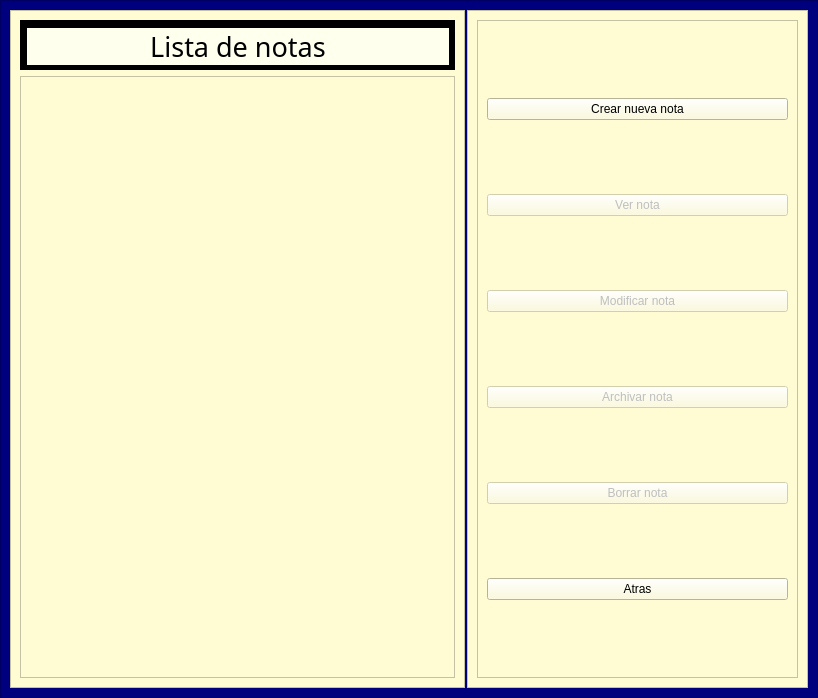
Old version of the form anotador/Visual/Ventana_pagina.ui in the repository AdrianPerdomoE/Proyecto_Anotador.
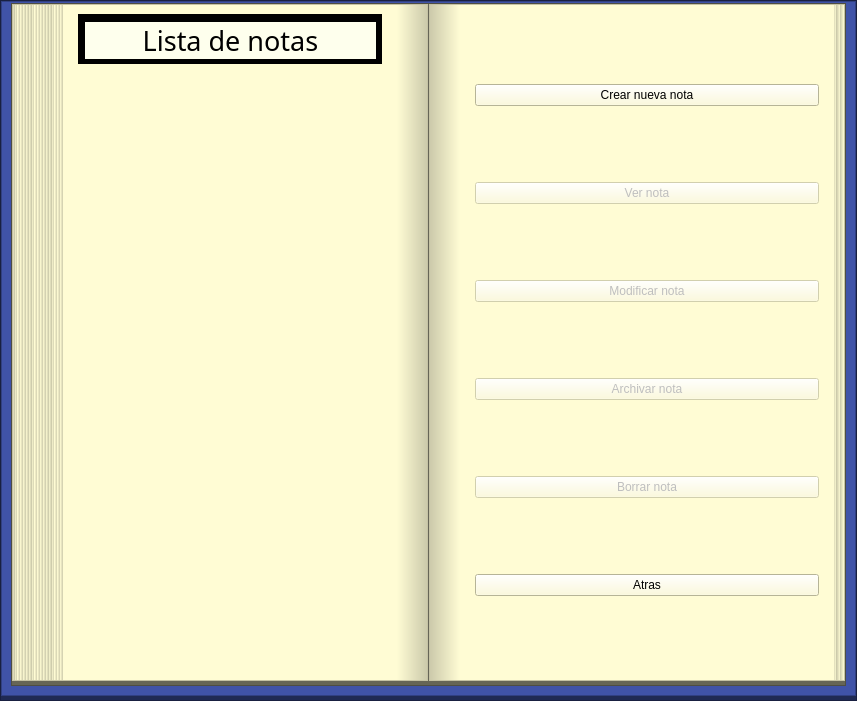
New version of the form.

Commit message: Avance 3 9/10/2021 Implementacion estilo de libro a las ventanas

```diff
--- a/anotador/Visual/Ventana_pagina.ui
+++ b/anotador/Visual/Ventana_pagina.ui
@@ -6,8 +6,8 @@
    <rect>
     <x>0</x>
     <y>0</y>
-    <width>818</width>
-    <height>698</height>
+    <width>857</width>
+    <height>701</height>
    </rect>
   </property>
   <property name="windowTitle">
@@ -31,14 +31,8 @@
    </property>
    <item>
     <widget class="QFrame" name="frame">
-     <property name="minimumSize">
-      <size>
-       <width>800</width>
-       <height>680</height>
-      </size>
-     </property>
      <property name="styleSheet">
-      <string notr="true">background-color: rgb(0, 0, 127);</string>
+      <string notr="true">background-color: rgb(32, 42, 84);</string>
      </property>
      <property name="frameShape">
       <enum>QFrame::StyledPanel</enum>
@@ -46,14 +40,26 @@
      <property name="frameShadow">
       <enum>QFrame::Raised</enum>
      </property>
-     <layout class="QHBoxLayout" name="horizontalLayout">
+     <layout class="QVBoxLayout" name="verticalLayout_5">
       <property name="spacing">
-       <number>2</number>
+       <number>0</number>
+      </property>
+      <property name="leftMargin">
+       <number>0</number>
+      </property>
+      <property name="topMargin">
+       <number>0</number>
+      </property>
+      <property name="rightMargin">
+       <number>0</number>
+      </property>
+      <property name="bottomMargin">
+       <number>4</number>
       </property>
       <item>
        <widget class="QFrame" name="frame_2">
         <property name="styleSheet">
-         <string notr="true">background-color: rgb(255, 252, 212);</string>
+         <string notr="true">background-color: rgb(64, 83, 168);</string>
         </property>
         <property name="frameShape">
          <enum>QFrame::StyledPanel</enum>
@@ -62,8 +68,125 @@
          <enum>QFrame::Raised</enum>
         </property>
         <layout class="QVBoxLayout" name="verticalLayout_2">
+         <property name="spacing">
+          <number>2</number>
+         </property>
+         <property name="sizeConstraint">
+          <enum>QLayout::SetNoConstraint</enum>
+         </property>
+         <property name="leftMargin">
+          <number>9</number>
+         </property>
+         <property name="topMargin">
+          <number>1</number>
+         </property>
+         <property name="rightMargin">
+          <number>9</number>
+         </property>
+         <property name="bottomMargin">
+          <number>9</number>
+         </property>
          <item>
-          <widget class="QFrame" name="frame_5">
+          <widget class="QFrame" name="frame_16">
+           <property name="styleSheet">
+            <string notr="true">background-color: rgb(102, 101, 86);</string>
+           </property>
+           <property name="frameShape">
+            <enum>QFrame::StyledPanel</enum>
+           </property>
+           <property name="frameShadow">
+            <enum>QFrame::Plain</enum>
+           </property>
+           <layout class="QHBoxLayout" name="horizontalLayout_4">
+            <property name="spacing">
+             <number>1</number>
+            </property>
+            <property name="leftMargin">
+             <number>0</number>
+            </property>
+            <property name="topMargin">
+             <number>0</number>
+            </property>
+            <property name="rightMargin">
+             <number>0</number>
+            </property>
+            <property name="bottomMargin">
+             <number>4</number>
+            </property>
+            <item>
+             <widget class="QFrame" name="frame_3">
+              <property name="styleSheet">
+               <string notr="true">background-color: rgb(255, 252, 212);</string>
+              </property>
+              <property name="frameShape">
+               <enum>QFrame::StyledPanel</enum>
+              </property>
+              <property name="frameShadow">
+               <enum>QFrame::Raised</enum>
+              </property>
+              <layout class="QHBoxLayout" name="horizontalLayout_3">
+               <property name="leftMargin">
+                <number>0</number>
+               </property>
+               <property name="topMargin">
+                <number>0</number>
+               </property>
+               <property name="rightMargin">
+                <number>0</number>
+               </property>
+               <property name="bottomMargin">
+                <number>0</number>
+               </property>
+               <item>
+                <widget class="QFrame" name="frame_11">
+                 <property name="minimumSize">
+                  <size>
+                   <width>0</width>
+                   <height>0</height>
+                  </size>
+                 </property>
+                 <property name="styleSheet">
+                  <string notr="true">background-color: qlineargradient(spread:repeat,   x1:0.943, y1:1, x2:1, y2:1, stop:0 rgba(255, 252, 212, 255), stop:1 rgba(204, 202, 171, 255));</string>
+                 </property>
+                 <property name="frameShape">
+                  <enum>QFrame::NoFrame</enum>
+                 </property>
+                 <property name="frameShadow">
+                  <enum>QFrame::Raised</enum>
+                 </property>
+                 <layout class="QVBoxLayout" name="verticalLayout_18">
+                  <property name="spacing">
+                   <number>0</number>
+                  </property>
+                  <property name="leftMargin">
+                   <number>50</number>
+                  </property>
+                  <property name="topMargin">
+                   <number>0</number>
+                  </property>
+                  <property name="rightMargin">
+                   <number>0</number>
+                  </property>
+                  <property name="bottomMargin">
+                   <number>0</number>
+                  </property>
+                 </layout>
+                </widget>
+               </item>
+               <item>
+                <widget class="QFrame" name="frame_6">
+                 <property name="styleSheet">
+                  <string notr="true">background-color: rgb(255, 252, 212);</string>
+                 </property>
+                 <property name="frameShape">
+                  <enum>QFrame::NoFrame</enum>
+                 </property>
+                 <property name="frameShadow">
+                  <enum>QFrame::Raised</enum>
+                 </property>
+                 <layout class="QVBoxLayout" name="verticalLayout_7">
+                  <item>
+                   <widget class="QFrame" name="frame_8">
            <property name="minimumSize">
             <size>
              <width>0</width>
@@ -79,7 +202,7 @@
            <property name="frameShadow">
             <enum>QFrame::Raised</enum>
            </property>
-           <layout class="QVBoxLayout" name="verticalLayout_5">
+                    <layout class="QVBoxLayout" name="verticalLayout_8">
             <property name="spacing">
              <number>5</number>
             </property>
@@ -96,7 +219,7 @@
              <number>4</number>
             </property>
             <item>
-             <widget class="QLabel" name="labelNotas">
+                      <widget class="QLabel" name="labelNotas_2">
               <property name="font">
                <font>
                 <family>Lucida Handwriting</family>
@@ -122,10 +245,16 @@
           </widget>
          </item>
          <item>
-          <widget class="QListView" name="listViewNotas">
+                   <widget class="QListView" name="listViewNotas_2">
            <property name="styleSheet">
             <string notr="true">font: 16pt &quot;Lucida Handwriting&quot;;</string>
            </property>
+                    <property name="frameShape">
+                     <enum>QFrame::NoFrame</enum>
+                    </property>
+                    <property name="flow">
+                     <enum>QListView::TopToBottom</enum>
+                    </property>
            <property name="viewMode">
             <enum>QListView::IconMode</enum>
            </property>
@@ -138,38 +267,115 @@
        </widget>
       </item>
       <item>
-       <widget class="QFrame" name="frame_3">
+                <widget class="QFrame" name="frame_15">
         <property name="minimumSize">
          <size>
-          <width>341</width>
+                   <width>30</width>
           <height>0</height>
          </size>
         </property>
         <property name="styleSheet">
-         <string notr="true">background-color: rgb(255, 252, 212);</string>
+                  <string notr="true">background-color: qlineargradient(spread:pad, x1:0, y1:1, x2:1, y2:1, stop:0 rgba(255, 252, 212, 255), stop:1 rgba(204, 202, 171, 255));</string>
         </property>
         <property name="frameShape">
-         <enum>QFrame::StyledPanel</enum>
+                  <enum>QFrame::NoFrame</enum>
         </property>
         <property name="frameShadow">
          <enum>QFrame::Raised</enum>
         </property>
-        <layout class="QVBoxLayout" name="verticalLayout_3">
+                </widget>
+               </item>
+              </layout>
+             </widget>
+            </item>
          <item>
           <widget class="QFrame" name="frame_4">
            <property name="minimumSize">
             <size>
+                <width>0</width>
+                <height>0</height>
+               </size>
+              </property>
+              <property name="styleSheet">
+               <string notr="true">background-color: rgb(255, 252, 212);</string>
+              </property>
+              <property name="frameShape">
+               <enum>QFrame::StyledPanel</enum>
+              </property>
+              <property name="frameShadow">
+               <enum>QFrame::Raised</enum>
+              </property>
+              <property name="lineWidth">
+               <number>0</number>
+              </property>
+              <layout class="QHBoxLayout" name="horizontalLayout_2">
+               <property name="leftMargin">
+                <number>0</number>
+               </property>
+               <property name="topMargin">
+                <number>0</number>
+               </property>
+               <property name="rightMargin">
+                <number>0</number>
+               </property>
+               <property name="bottomMargin">
+                <number>0</number>
+               </property>
+               <item>
+                <widget class="QFrame" name="frame_12">
+                 <property name="sizePolicy">
+                  <sizepolicy hsizetype="MinimumExpanding" vsizetype="Preferred">
+                   <horstretch>0</horstretch>
+                   <verstretch>0</verstretch>
+                  </sizepolicy>
+                 </property>
+                 <property name="minimumSize">
+                  <size>
+                   <width>30</width>
+                   <height>0</height>
+                  </size>
+                 </property>
+                 <property name="maximumSize">
+                  <size>
+                   <width>0</width>
+                   <height>16777215</height>
+                  </size>
+                 </property>
+                 <property name="styleSheet">
+                  <string notr="true">background-color: qlineargradient(spread:pad, x1:0, y1:1, x2:1, y2:1, stop:0 rgba(204, 202, 171, 255), stop:1 rgba(255, 252, 212, 255));</string>
+                 </property>
+                 <property name="frameShape">
+                  <enum>QFrame::NoFrame</enum>
+                 </property>
+                 <property name="frameShadow">
+                  <enum>QFrame::Raised</enum>
+                 </property>
+                </widget>
+               </item>
+               <item>
+                <widget class="QFrame" name="frame_9">
+                 <property name="sizePolicy">
+                  <sizepolicy hsizetype="Expanding" vsizetype="Expanding">
+                   <horstretch>0</horstretch>
+                   <verstretch>0</verstretch>
+                  </sizepolicy>
+                 </property>
+                 <property name="minimumSize">
+                  <size>
              <width>189</width>
              <height>0</height>
             </size>
            </property>
+                 <property name="styleSheet">
+                  <string notr="true">background-color: rgb(255, 252, 212);</string>
+                 </property>
            <property name="frameShape">
-            <enum>QFrame::StyledPanel</enum>
+                  <enum>QFrame::NoFrame</enum>
            </property>
            <property name="frameShadow">
             <enum>QFrame::Raised</enum>
            </property>
-           <layout class="QVBoxLayout" name="verticalLayout_4">
+                 <layout class="QVBoxLayout" name="verticalLayout_11">
             <item>
              <widget class="QPushButton" name="pushButtonCrear_Nota">
               <property name="text">
@@ -222,6 +428,40 @@
               <property name="text">
                <string>Atras</string>
               </property>
+                   </widget>
+                  </item>
+                 </layout>
+                </widget>
+               </item>
+               <item>
+                <widget class="QFrame" name="frame_10">
+                 <property name="minimumSize">
+                  <size>
+                   <width>0</width>
+                   <height>0</height>
+                  </size>
+                 </property>
+                 <property name="styleSheet">
+                  <string notr="true">background-color: rgb(255, 252, 212);
+background-color: qlineargradient(spread:repeat,  x1:0.25, y1:0.409, x2:0.624, y2:0.409, stop:0 rgba(204, 202, 171, 255), stop:1 rgba(255, 252, 212, 255));</string>
+                 </property>
+                 <property name="frameShape">
+                  <enum>QFrame::NoFrame</enum>
+                 </property>
+                 <property name="frameShadow">
+                  <enum>QFrame::Raised</enum>
+                 </property>
+                 <layout class="QVBoxLayout" name="verticalLayout_3">
+                  <property name="leftMargin">
+                   <number>10</number>
+                  </property>
+                  <property name="rightMargin">
+                   <number>0</number>
+                  </property>
+                 </layout>
+                </widget>
+               </item>
+              </layout>
              </widget>
             </item>
            </layout>
```
Left out of the diff: 12 changed lines with no effect on the pictures. Lines whose indentation alone changed are shown as unchanged. The commit also changes 11 other files.
